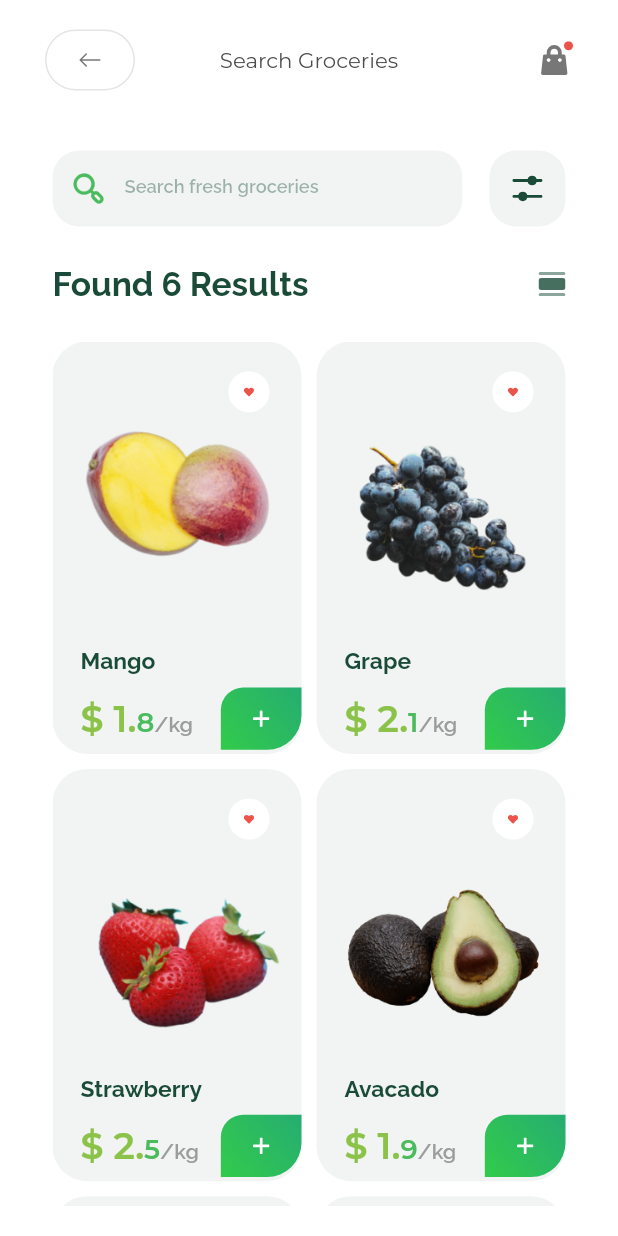
After one commit to ParaDox-PDT/git_tutorial, a Flutter app: the screen it shows after launch, after a tap on "Screen3", on a phone screen of 412 x 824 dp. The commit adds this screen. Run offline on Flutter 3.47's test engine with Material 2 defaults, Android fonts, the phone set to English and light mode, and no system bars; drawn by our look-alikes of zoom_tap_animation; our stand-ins replace flutter_screenutil, flutter_svg.

Commit message:
Screen 3 yaratildi. Screen 4 uchun o'zgartirish kiritildi. HomeScreen yaratildi

```diff
--- a/lib/main.dart
+++ b/lib/main.dart
@@ -1,6 +1,6 @@
 import 'package:flutter/material.dart';
 import 'package:flutter_screenutil/flutter_screenutil.dart';
-import 'package:git_tutorial/screens/screen5/Screen5.dart';
+import 'package:git_tutorial/ui/home_screen/home_screen.dart';
 
 
 void main() {
@@ -20,7 +20,7 @@ class MyApp extends StatelessWidget {
         splitScreenMode: true,
         builder: (context, child) => const MaterialApp(
           debugShowCheckedModeBanner: false,
-              home: Screen5(),
+              home: HomeScreen(),
             ));
 
   }
--- /dev/null
+++ b/lib/screens/screen3/screen3.dart
@@ -0,0 +1,159 @@
+import 'package:flutter/material.dart';
+import 'package:flutter_screenutil/flutter_screenutil.dart';
+import 'package:flutter_svg/flutter_svg.dart';
+import 'package:git_tutorial/repository/fruits.dart';
+import 'package:git_tutorial/screens/screen3/widgets/my_grid_items.dart';
+import 'package:git_tutorial/screens/screen4/screen4.dart';
+import 'package:git_tutorial/screens/screen5/widgets/appbar_screen5.dart';
+import 'package:git_tutorial/screens/screen5/widgets/my_container.dart';
+import 'package:git_tutorial/utils/colors.dart';
+import 'package:git_tutorial/utils/icons.dart';
+import 'package:zoom_tap_animation/zoom_tap_animation.dart';
+
+class Screen3 extends StatefulWidget {
+  const Screen3( {Key? key,}) : super(key: key);
+  static var listData = FruitRepository.data;
+
+  @override
+  State<Screen3> createState() => _Screen3State();
+}
+
+class _Screen3State extends State<Screen3> {
+  // var listData = FruitRepository.data;
+  bool isGrid = false;
+
+  int resultsCount = 0;
+
+  @override
+  void initState() {
+    super.initState();
+    resultsCount = Screen3.listData.length;
+  }
+
+  @override
+  Widget build(BuildContext context) {
+    return Scaffold(
+      backgroundColor: ColorsApp.white,
+      appBar: const AppBarScreen5(),
+      body: Padding(
+        padding: EdgeInsets.symmetric(horizontal: 35, vertical: 20.h),
+        child: Column(
+          children: [
+            Row(
+              children: [
+                Expanded(
+                  child: SizedBox(
+                    height: 50.h,
+                    child: TextField(
+                      autofocus: false,
+                      style: TextStyle(
+                        fontFamily: "Raleway",
+                        fontWeight: FontWeight.w600,
+                        fontSize: 12.sp,
+                        color: ColorsApp.darkGreen,
+                      ),
+                      decoration: InputDecoration(
+                        filled: true,
+                        fillColor: ColorsApp.darkGreen.withOpacity(.06),
+                        prefixIcon: Container(
+                          padding: const EdgeInsets.all(12),
+                          child: SvgPicture.asset(IconsApp.search),
+                        ),
+                        enabledBorder: OutlineInputBorder(
+                          borderSide: const BorderSide(style: BorderStyle.none),
+                          borderRadius: BorderRadius.circular(18),
+                        ),
+                        focusedBorder: OutlineInputBorder(
+                          borderSide: const BorderSide(style: BorderStyle.none),
+                          borderRadius: BorderRadius.circular(18),
+                        ),
+                        hintText: "Search fresh groceries",
+                        hintStyle: TextStyle(
+                            fontFamily: "Raleway",
+                            fontSize: 12.sp,
+                            fontWeight: FontWeight.w600,
+                            color: ColorsApp.darkGreen.withOpacity(.4)),
+                      ),
+                      onChanged: (fruitName) {
+                        setState(() {
+                          Screen3.listData =
+                              FruitRepository.searchByName(fruitName);
+                          resultsCount = Screen3.listData.length;
+                        });
+                      },
+                    ),
+                  ),
+                ),
+                const SizedBox(
+                  width: 18,
+                ),
+                ZoomTapAnimation(
+                  onTap: () {
+                    showCustomBottomSheetDialog(context);
+                  },
+                  child: Container(
+                    width: 50.h,
+                    height: 50.h,
+                    decoration: BoxDecoration(
+                      borderRadius: BorderRadius.circular(18),
+                      color: ColorsApp.c_F1F4F3,
+                    ),
+                    child: Center(
+                      child: SvgPicture.asset(IconsApp.options),
+                    ),
+                  ),
+                )
+              ],
+            ),
+            SizedBox(
+              height: 25.h,
+            ),
+            Row(
+              mainAxisAlignment: MainAxisAlignment.spaceBetween,
+              children: [
+                Text(
+                  "Found $resultsCount Results",
+                  style: TextStyle(
+                    fontFamily: "Raleway",
+                    fontSize: 22.sp,
+                    fontWeight: FontWeight.w700,
+                    color: ColorsApp.darkGreen,
+                  ),
+                ),
+                ZoomTapAnimation(
+                    onTap: () {
+                      setState(() {
+                        isGrid = !isGrid;
+                      });
+                    },
+                    child: SvgPicture.asset(
+                        isGrid ? IconsApp.grid : IconsApp.list)),
+              ],
+            ),
+            SizedBox(height: 25.h),
+            Expanded(
+                child: isGrid
+                    ? ListView(
+                        physics: const BouncingScrollPhysics(),
+                        children: [
+                          ...List.generate(Screen3.listData.length, (index) {
+                            return MyContainer(fruit: Screen3.listData[index]);
+                          })
+                        ],
+                      )
+                    : GridView.builder(
+                  itemCount: Screen3.listData.length,
+                        gridDelegate: const SliverGridDelegateWithFixedCrossAxisCount(
+                            crossAxisCount: 2,
+                            childAspectRatio: 0.604,
+                            crossAxisSpacing: 10,
+                            mainAxisSpacing: 10),
+                        itemBuilder: (context, index) {
+                          return MyGridItems(fruit: Screen3.listData[index]);
+                        }))
+          ],
+        ),
+      ),
+    );
+  }
+}
--- /dev/null
+++ b/lib/screens/screen3/widgets/my_grid_items.dart
@@ -0,0 +1,154 @@
+import 'package:flutter/material.dart';
+import 'package:flutter_screenutil/flutter_screenutil.dart';
+import 'package:flutter_svg/flutter_svg.dart';
+import 'package:git_tutorial/utils/colors.dart';
+import 'package:git_tutorial/utils/icons.dart';
+import 'package:zoom_tap_animation/zoom_tap_animation.dart';
+
+import '../../../models/fruit.dart';
+
+class MyGridItems extends StatefulWidget {
+  const MyGridItems({Key? key, required this.fruit}) : super(key: key);
+
+  final Fruit fruit;
+
+  @override
+  State<MyGridItems> createState() => _MyGridItemsState();
+}
+
+class _MyGridItemsState extends State<MyGridItems> {
+  bool check = false;
+
+  @override
+  Widget build(BuildContext context) {
+    return Container(
+      width: 149.w,
+      height: 245.h,
+      decoration: BoxDecoration(
+        borderRadius: BorderRadius.circular(23),
+        color: ColorsApp.c_F1F4F3,
+      ),
+      child: Column(
+        children: [
+          SizedBox(
+            height: 19.42.h,
+          ),
+          Stack(
+            children: [
+              SizedBox(
+                height: 19.42.h,
+              ),
+              Image.asset(widget.fruit.url),
+              Row(
+                mainAxisAlignment: MainAxisAlignment.end,
+                children: [
+                  ZoomTapAnimation(
+                      onTap: () {
+                        setState(() {
+                          check = !check;
+                        });
+                      },
+                      child: Container(
+                        width: 27.h,
+                        height: 27.h,
+                        decoration: BoxDecoration(
+                          shape: BoxShape.circle,
+                          color: check ? ColorsApp.lightRed : ColorsApp.white,
+                        ),
+                        child: Center(
+                          child: SvgPicture.asset(
+                            check ? IconsApp.like : IconsApp.dislike,
+                            fit: BoxFit.fill,
+                          ),
+                        ),
+                      )),
+                  SizedBox(
+                    width: 19.42.w,
+                  ),
+                ],
+              ),
+              Column(
+                mainAxisAlignment: MainAxisAlignment.start,
+                children: [
+                  SizedBox(
+                    height: 182.h,
+                  ),
+                  Row(children: [
+                    SizedBox(
+                      width: 17.w,
+                    ),
+                    Text(
+                      widget.fruit.name,
+                      style: TextStyle(
+                          fontFamily: "Raleway",
+                          fontSize: 15.sp,
+                          fontWeight: FontWeight.w700,
+                          color: const Color(0xFF194B38)),
+                    ),
+                  ]),
+                  SizedBox(height: 8.h,),
+                  Row(
+                    children: [
+                      SizedBox(width: 17.w,),
+                      RichText(
+                        text: TextSpan(
+                          text: "\$ ${widget.fruit.price.toString().split(".")[0]}.",
+                          style: TextStyle(
+                              fontFamily: "Montserrat",
+                              fontSize: 24.sp,
+                              fontWeight: FontWeight.w600,
+                              color: Colors.lightGreen),
+                          children: <TextSpan>[
+                            TextSpan(
+                                text: widget.fruit.price.toString().split(".")[1],
+                                style: TextStyle(
+                                    fontFamily: "Montserrat",
+                                    fontSize: 18.sp,
+                                    fontWeight: FontWeight.w600,
+                                    color: ColorsApp.lightGreen)),
+                            TextSpan(
+                                text: "/kg",
+                                style: TextStyle(
+                                    fontFamily: "Raleway",
+                                    fontSize: 14.sp,
+                                    fontWeight: FontWeight.w600,
+                                    color: ColorsApp.mediumLightGrey)),
+                          ],
+                        ),
+                      ),
+                      const Spacer(),
+                      ZoomTapAnimation(
+                        onTap: () {},
+                        child: Container(
+                          // alignment: Alignment.bottomCenter,
+                          width: 53.h,
+                          height: 41.h,
+                          decoration: const BoxDecoration(
+                            borderRadius: BorderRadius.only(
+                                topLeft: Radius.circular(15),
+                                bottomRight: Radius.circular(23)),
+                            gradient: LinearGradient(
+                              begin: Alignment.topRight,
+                              end: Alignment.bottomLeft,
+                              colors: [
+                                ColorsApp.c_26AD71,
+                                ColorsApp.c_32CB4B,
+                              ],
+                            ),
+                          ),
+                          child: Center(
+                            child: SvgPicture.asset(IconsApp.plus),
+                          ),
+                        ),
+                      )
+                    ],
+                  )
+                ],
+              )
+            ],
+          ),
+        ],
+      ),
+    );
+  }
+}
--- a/lib/screens/screen4/screen4.dart
+++ b/lib/screens/screen4/screen4.dart
@@ -2,18 +2,16 @@ import 'dart:math';
 
 import 'package:flutter/material.dart';
 import 'package:flutter_screenutil/flutter_screenutil.dart';
-import 'package:git_tutorial/repository/fruits.dart';
 import 'package:git_tutorial/screens/screen4/widgets/label.dart';
 import 'package:git_tutorial/screens/screen4/widgets/price_input.dart';
 import 'package:git_tutorial/screens/screen4/widgets/wrap.dart';
 import 'package:git_tutorial/utils/colors.dart';
 import 'package:zoom_tap_animation/zoom_tap_animation.dart';
 
-import '../screen5/Screen5.dart';
 
-enum sort { popular, newest, lowest, highest }
+enum Sort { popular, newest, lowest, highest }
 
-var initial = sort.popular;
+var initial = Sort.popular;
 final List<String> words = [
   'Popular',
   'Newest',
@@ -26,7 +24,7 @@ final List<String> shipping = ['Regular', 'Free Shipping'];
 void showCustomBottomSheetDialog(BuildContext context) {
   showModalBottomSheet(
       isScrollControlled: true,
-      backgroundColor: ColorsApp.white,
+      backgroundColor: Colors.transparent,
       showDragHandle: true,
       barrierColor: ColorsApp.darkGreen.withOpacity(.5),
       context: context,
@@ -38,8 +36,14 @@ void showCustomBottomSheetDialog(BuildContext context) {
                   bottom: MediaQuery.of(context).viewInsets.bottom),
               child: Container(
                 height: 400.h,
-                padding: EdgeInsets.symmetric(horizontal: 30.w),
-                color: ColorsApp.white,
+                padding: EdgeInsets.only(left: 30.w,right: 30.w,top: 18.h),
+                decoration: const BoxDecoration(
+                  borderRadius: BorderRadius.only(
+                    topLeft: Radius.elliptical(375,50),
+                    topRight: Radius.elliptical(375,50),
+                  ),
+                  color: Colors.white,
+                ),
                 child: SingleChildScrollView(
                   child: Column(
                     crossAxisAlignment: CrossAxisAlignment.start,
@@ -72,7 +76,7 @@ void showCustomBottomSheetDialog(BuildContext context) {
                           alignment: Alignment.center,
                           decoration: BoxDecoration(
                               borderRadius: BorderRadius.circular(25),
-                              gradient: LinearGradient(
+                              gradient: const LinearGradient(
                                 colors: [
                                   ColorsApp.c_26AD71,
                                   ColorsApp.c_32CB4B
--- a/lib/screens/screen4/widgets/price_input.dart
+++ b/lib/screens/screen4/widgets/price_input.dart
@@ -8,7 +8,7 @@ class PriceInput extends StatelessWidget {
   @override
   Widget build(BuildContext context) {
     return Container(
-      constraints: BoxConstraints(maxWidth: 109, minWidth: 40),
+      constraints: const BoxConstraints(maxWidth: 109, minWidth: 40),
       // width: 109,
       child: TextField(
         decoration: InputDecoration(
--- a/lib/screens/screen4/widgets/wrap.dart
+++ b/lib/screens/screen4/widgets/wrap.dart
@@ -1,6 +1,7 @@
 import 'package:flutter/material.dart';
 import 'package:flutter_screenutil/flutter_screenutil.dart';
 import 'package:git_tutorial/screens/screen4/screen4.dart';
+import 'package:zoom_tap_animation/zoom_tap_animation.dart';
 
 import '../../../utils/colors.dart';
 
@@ -23,16 +24,28 @@ class _MyWrapState extends State<MyWrap> {
       children: [
         ...List.generate(
             widget.words.length,
-            (index) => GestureDetector(
+            (index) => ZoomTapAnimation(
                   onTap: () {
                     setState(() {
                       _seletedBtn1 = index;
                     });
-                    initial = sort.values[index];
+                    initial = Sort.values[index];
                   },
                   child: Container(
                     padding:
                         EdgeInsets.symmetric(horizontal: 16.w, vertical: 8.h),
+                    decoration: BoxDecoration(
+                      color: _seletedBtn1 == index
+                          ? ColorsApp.c_EBF4F1
+                          : ColorsApp.white,
+                      borderRadius: BorderRadius.circular(23),
+                      border: Border.all(
+                        width: 1,
+                        color: _seletedBtn1 == index
+                            ? ColorsApp.mediumGreen
+                            : ColorsApp.lightGrey,
+                      ),
+                    ),
                     child: Text(
                       widget.words[index],
                       textScaleFactor: 1.2,
@@ -45,20 +58,8 @@ class _MyWrapState extends State<MyWrap> {
                             : ColorsApp.c_777777,
                       ),
                     ),
-                    decoration: BoxDecoration(
-                      color: _seletedBtn1 == index
-                          ? ColorsApp.c_EBF4F1
-                          : ColorsApp.white,
-                      borderRadius: BorderRadius.circular(23),
-                      border: Border.all(
-                        width: 1,
-                        color: _seletedBtn1 == index
-                            ? ColorsApp.mediumGreen
-                            : ColorsApp.lightGrey,
-                      ),
-                    ),
                   ),
-                ))
+                ),)
       ],
     );
   }
--- /dev/null
+++ b/lib/ui/home_screen/home_screen.dart
@@ -0,0 +1,69 @@
+import 'package:flutter/material.dart';
+import 'package:flutter_screenutil/flutter_screenutil.dart';
+import 'package:git_tutorial/screens/screen3/screen3.dart';
+import 'package:git_tutorial/screens/screen5/Screen5.dart';
+import 'package:git_tutorial/ui/home_screen/widgets/button.dart';
+
+class HomeScreen extends StatefulWidget {
+  const HomeScreen({super.key});
+
+  @override
+  State<HomeScreen> createState() => _HomeScreenState();
+}
+
+class _HomeScreenState extends State<HomeScreen> {
+  @override
+  Widget build(BuildContext context) {
+    return Scaffold(
+      body: SafeArea(
+        child: Padding(
+          padding: EdgeInsets.symmetric(horizontal: 20.w),
+          child: Expanded(
+            child: Column(
+              mainAxisAlignment: MainAxisAlignment.center,
+              children: [
+                Row(
+                  mainAxisAlignment: MainAxisAlignment.spaceBetween,
+                  children: [
+                    ScreenButton(
+                      title: "Screen1",
+                      onTap: () {},
+                    ),
+                    ScreenButton(
+                      title: "Screen2",
+                      onTap: () {},
+                    ),
+                    ScreenButton(
+                      title: "Screen3",
+                      onTap: () {
+                        Navigator.pushReplacement(context,
+                            MaterialPageRoute(builder: (context) {
+                          return const Screen3();
+                        }));
+                      },
+                    ),
+                  ],
+                ),
+                SizedBox(
+                  height: 30.h,
+                ),
+                Row(
+                  mainAxisAlignment: MainAxisAlignment.spaceAround,
+                  children: [
+                    ScreenButton(title: "Screen4",onTap: () {}),
+                    ScreenButton(title: "Screen5",onTap: () {
+                      Navigator.pushReplacement(context,
+                          MaterialPageRoute(builder: (context) {
+                            return const Screen5();
+                          }));
+                    }),
+                  ],
+                ),
+              ],
+            ),
+          ),
+        ),
+      ),
+    );
+  }
+}
--- /dev/null
+++ b/lib/ui/home_screen/widgets/button.dart
@@ -0,0 +1,42 @@
+import 'package:flutter/material.dart';
+import 'package:flutter_screenutil/flutter_screenutil.dart';
+import 'package:zoom_tap_animation/zoom_tap_animation.dart';
+
+import '../../../utils/colors.dart';
+
+class ScreenButton extends StatelessWidget {
+  ScreenButton({super.key, required this.title, required this.onTap});
+  final String title;
+  final VoidCallback? onTap;
+
+  @override
+  Widget build(BuildContext context) {
+    return ZoomTapAnimation(
+      onTap: onTap,
+      child: Container(
+        // alignment: Alignment.bottomCenter,
+        width: 100.w,
+        height: 50.h,
+        decoration: const BoxDecoration(
+          borderRadius: BorderRadius.only(
+              topLeft: Radius.circular(15),
+              bottomRight: Radius.circular(23)),
+          gradient: LinearGradient(
+            begin: Alignment.topRight,
+            end: Alignment.bottomLeft,
+            colors: [
+              ColorsApp.c_26AD71,
+              ColorsApp.c_32CB4B,
+            ],
+          ),
+        ),
+        child: Center(
+          child: Text(title,style: TextStyle(
+              fontSize: 16.sp,
+              fontWeight: FontWeight.w600,
+              color: ColorsApp.white),),
+        ),
+      ),
+    );
+  }
+}
--- a/lib/utils/colors.dart
+++ b/lib/utils/colors.dart
@@ -4,7 +4,7 @@ class ColorsApp {
   // app named colors
   static const Color darkGreen = Color(0xFF194b38);
   static const Color mediumGreen = Color(0xFF2aaf7f);
-  static const Color lightGreen = Color(0xFF4cbb5e);
+  static const Color lightGreen = Color(0xFF4CBB5E);
   static const Color lightRed = Color(0xFFec534a);
   static const Color lightYellow = Color(0xFFf0c334);
   static const Color darkGrey = Color(0xFF4b4b4b);
```
